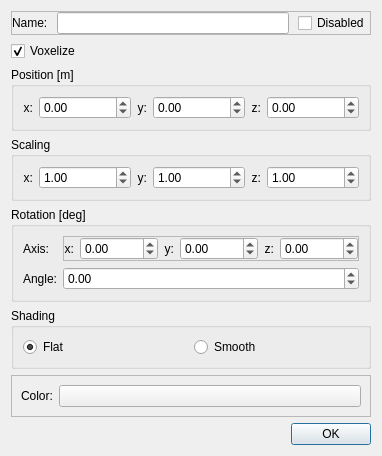
The window that WindSim/src/GUI/ui/meshProperties.ui (gudajan/Windsim) describes before a commit, drawn with Qt 5.
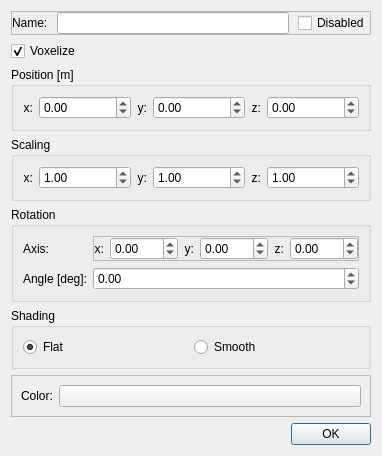
The same window after the commit.

Diff of the .ui file:
```diff
--- a/WindSim/src/GUI/ui/meshProperties.ui
+++ b/WindSim/src/GUI/ui/meshProperties.ui
@@ -303,7 +303,7 @@
    <item>
     <widget class="QGroupBox" name="gbRot">
      <property name="title">
-      <string>Rotation [deg]</string>
+      <string>Rotation</string>
      </property>
      <layout class="QGridLayout" name="gridLayout_3">
       <item row="0" column="1">
@@ -466,7 +466,7 @@
       <item row="2" column="0">
        <widget class="QLabel" name="lAngle">
         <property name="text">
-         <string>Angle:</string>
+         <string>Angle [deg]:</string>
         </property>
         <property name="buddy">
          <cstring>angle</cstring>
```
